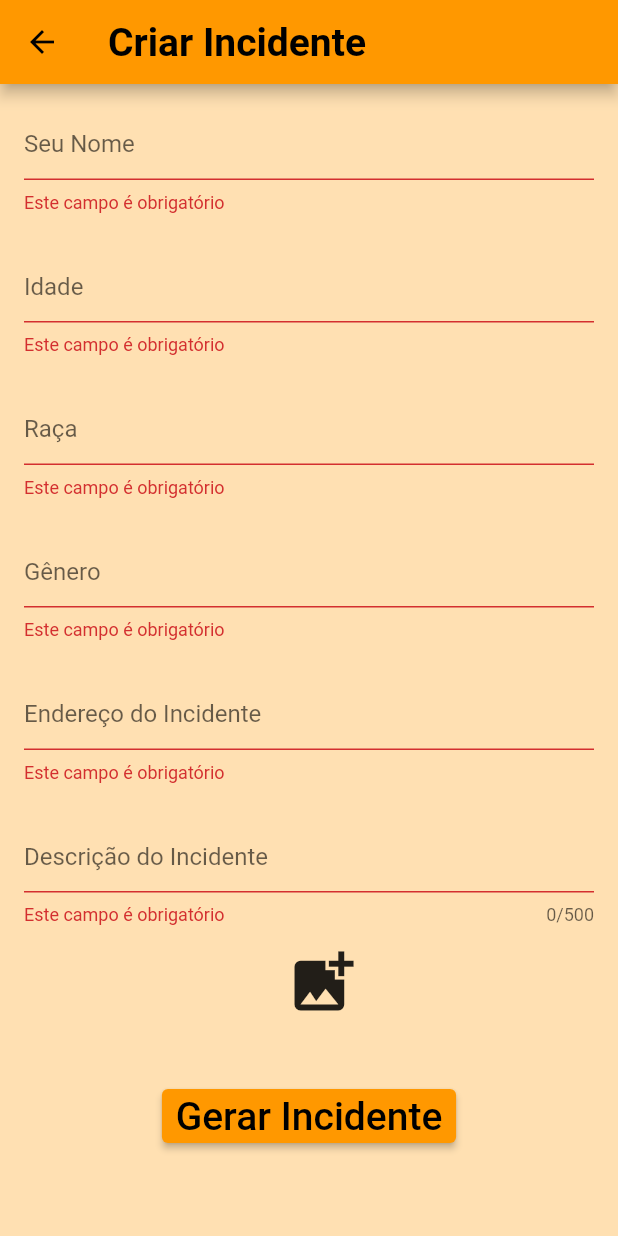
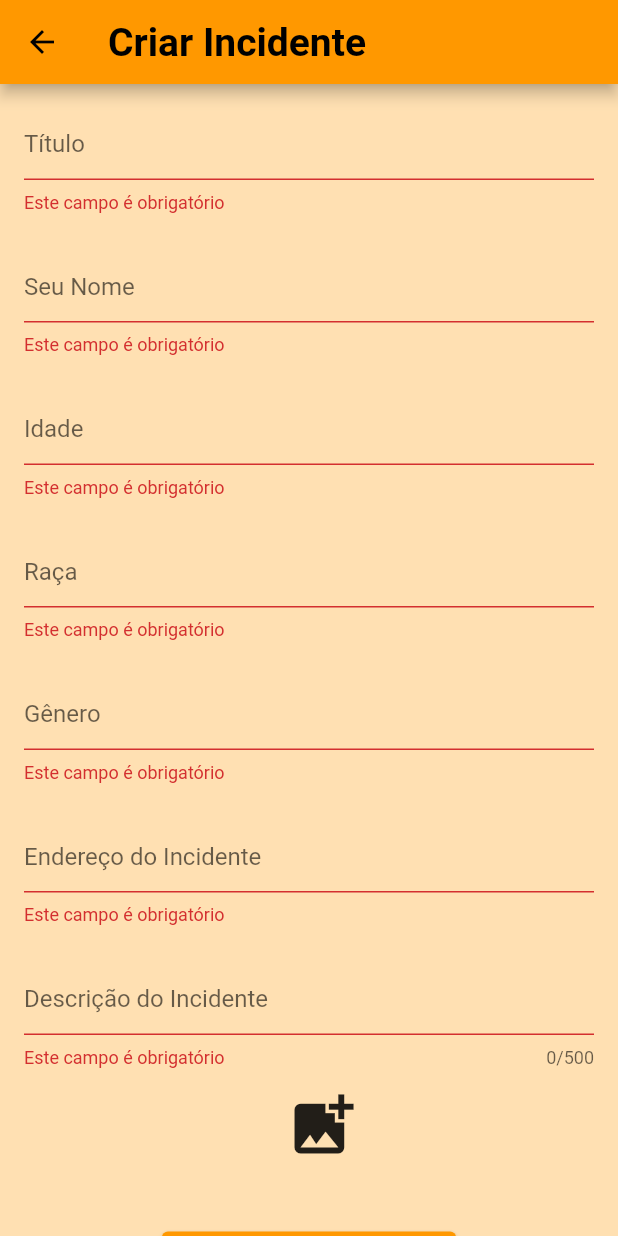
Before and after one commit to Iagolealfa/Cop-Incident, a Flutter app: the CreateIncidentScreen screen opened directly, after a tap on "Gerar Incidente", on a phone screen of 412 x 824 dp. Run offline on Flutter 3.47's test engine with Material 2 defaults, Android fonts, the phone set to English and light mode, and no system bars; our stand-ins replace cloud_firestore, firebase_auth, firebase_core; accounts and stored records are empty; Roboto replaces fonts that are missing (Bebes Neue, Orienta).

Commit message:
Update criarIncidente.dart

```diff
--- a/incident/lib/criarIncidente.dart
+++ b/incident/lib/criarIncidente.dart
@@ -16,6 +16,7 @@ class _CreateIncidentScreenState extends State<CreateIncidentScreen> {
 
       // Adiciona um novo documento à coleção 'incidents' com os dados do incident
       await incidentsRef.add({
+        'titulo': incident.titulo,
         'nome': incident.nome,
         'idade': incident.idade,
         'genero': incident.genero,
@@ -31,6 +32,7 @@ class _CreateIncidentScreenState extends State<CreateIncidentScreen> {
   }
 
   Incident _incident = Incident(
+    titulo: '',
     nome: '',
     idade: 0,
     genero: '',
@@ -62,6 +64,18 @@ class _CreateIncidentScreenState extends State<CreateIncidentScreen> {
               mainAxisAlignment: MainAxisAlignment.start,
               crossAxisAlignment: CrossAxisAlignment.start,
               children: [
+                TextFormField(
+                  decoration: InputDecoration(hintText: 'Título'),
+                  validator: _validateField,
+                  onChanged: (value) {
+                    setState(() {
+                      _incident.titulo = value;
+                    });
+                  },
+                ),
+                SizedBox(
+                  height: 25,
+                ),
                 TextFormField(
                   decoration: InputDecoration(hintText: 'Seu Nome'),
                   validator: _validateField,
@@ -142,6 +156,7 @@ class _CreateIncidentScreenState extends State<CreateIncidentScreen> {
                     onPressed: () {
                       if (_formKey.currentState!.validate()) {
                         Incident newIncident = Incident(
+                          titulo: _incident.titulo,
                           nome: _incident.nome,
                           idade: _incident.idade,
                           genero: _incident.genero,
@@ -171,6 +186,7 @@ class _CreateIncidentScreenState extends State<CreateIncidentScreen> {
 }
 
 class Incident {
+  String titulo;
   String nome;
   int idade;
   String genero;
@@ -179,6 +195,7 @@ class Incident {
   String descricao;
 
   Incident({
+    required this.titulo,
     required this.nome,
     required this.idade,
     required this.genero,
```
